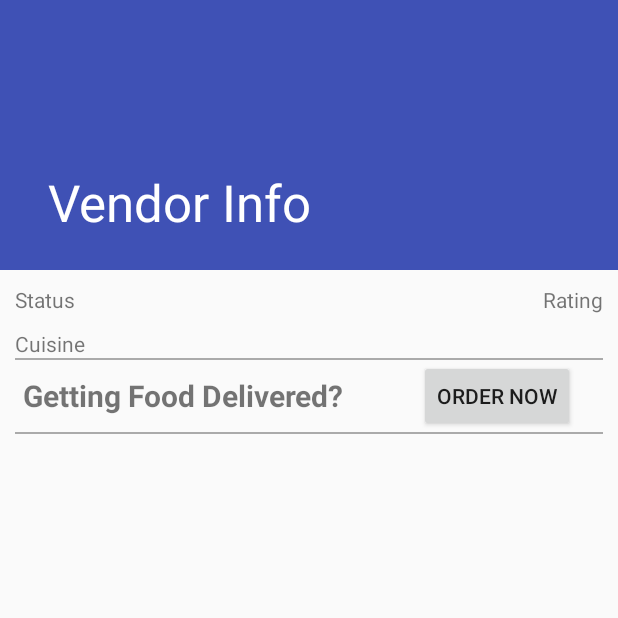
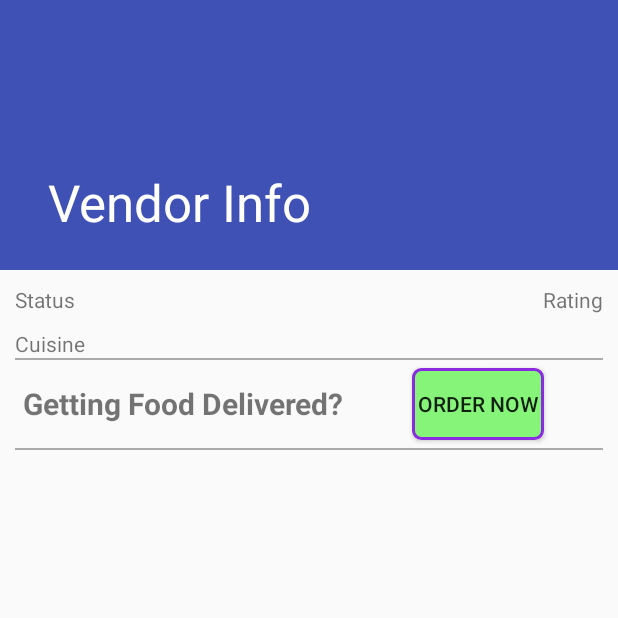
Before and after one commit to NitinWithin/Streetoo, an Android app: the VendorInfoActivity screen opened directly, with no data from a screen before it, on a phone screen of 412 x 824 dp, the top half of it. Run offline under Robolectric (Android 15) with nearby library versions, the phone set to English and light mode, and no system bars; libraries missing offline, so code that uses them is left out: com.microsoft.windowsazure.

Commit message:
Vendor UI

```diff
--- /dev/null
+++ b/app/src/main/res/drawable/button_round_corner.xml
@@ -0,0 +1,11 @@
+<?xml version="1.0" encoding="utf-8"?>
+<selector xmlns:android="http://schemas.android.com/apk/res/android">
+    <item>
+        <shape android:shape="rectangle">
+            <solid android:color="@color/colorDeliveryButton"/>
+            <stroke android:color="#8A2BE2" android:width="2dp" />
+            <!--corners allow us to make the rounded corners button-->
+            <corners android:radius="5dp" />
+        </shape>
+    </item>
+</selector>
--- a/app/src/main/res/layout/content_vendor_info.xml
+++ b/app/src/main/res/layout/content_vendor_info.xml
@@ -17,7 +17,8 @@
 
         <RelativeLayout
             android:layout_width="match_parent"
-            android:layout_height="match_parent">
+            android:layout_height="match_parent"
+            >
 
             <TextView
                 android:id="@+id/textViewStatus"
@@ -56,22 +57,26 @@
                 android:id="@+id/OrderDetails"
                 android:layout_width="wrap_content"
                 android:layout_height="wrap_content"
-                android:layout_marginRight="50dp"
+                android:layout_marginRight="40dp"
                 android:layout_gravity="center_vertical"
                 android:text="@string/FoodDeliveryPhrase"
                 android:textSize="20dp"
-                android:textStyle="bold" />
+                android:textStyle="bold"/>
 
             <Button
                 android:id="@+id/button2"
                 android:layout_width="wrap_content"
                 android:layout_height="wrap_content"
-                android:text="@string/order_now" />
+                android:text="@string/order_now"
+                android:background="@drawable/button_round_corner"
+                android:layout_margin="5dp"
+                />
         </TableRow>
         <View
             android:layout_width="match_parent"
             android:layout_height="1dp"
-            android:background="@android:color/darker_gray" />
+            android:background="@android:color/darker_gray"
+            />
 
     </LinearLayout>
 
--- a/app/src/main/res/values/colors.xml
+++ b/app/src/main/res/values/colors.xml
@@ -3,4 +3,5 @@
     <color name="colorPrimary">#3F51B5</color>
     <color name="colorPrimaryDark">#303F9F</color>
     <color name="colorAccent">#FF4081</color>
+    <color name="colorDeliveryButton">#85f479</color>
 </resources>
```
Also changed, not shown: app/src/main/java/com/example/nitinwithin/streetoo/MapsActivity.java (+81 -3 lines), app/src/main/res/drawable-hdpi/ic_marker_chat.png, app/src/main/res/drawable-hdpi/ic_marker_southindian.png, app/src/main/res/drawable-mdpi/ic_marker_chat.png, app/src/main/res/drawable-mdpi/ic_marker_southindian.png, app/src/main/res/drawable-xhdpi/ic_marker_chat.png, app/src/main/res/drawable-xhdpi/ic_marker_southindian.png, app/src/main/res/drawable-xxhdpi/ic_marker_chat.png, app/src/main/res/drawable-xxhdpi/ic_marker_southindian.png, 1 other file.
